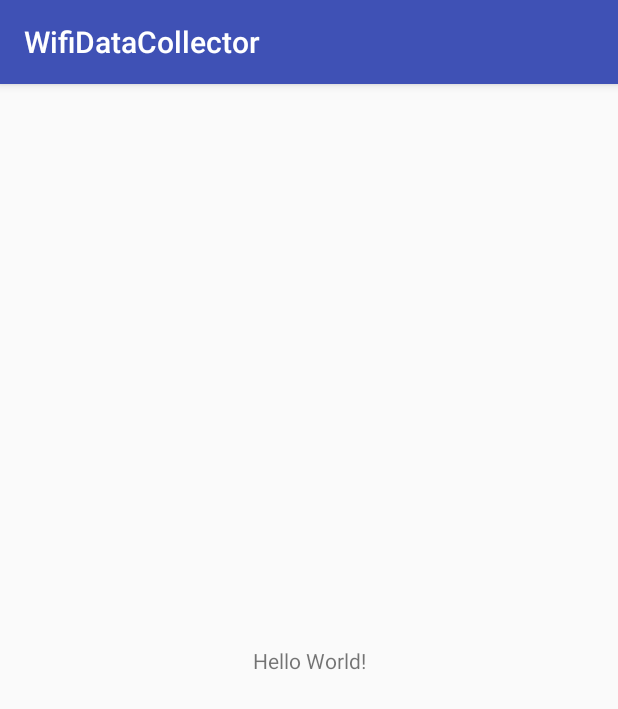
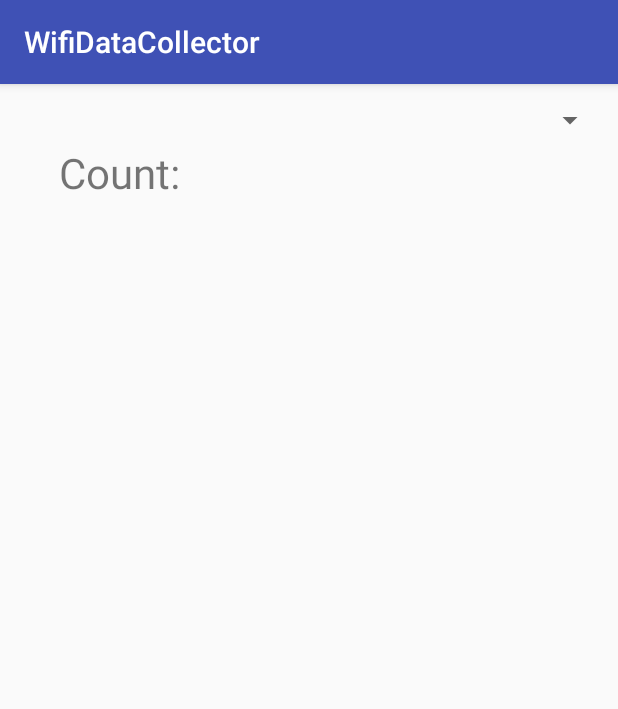
Before and after one commit to JsFlo/WifiIndoorPositioning, an Android app: the screen it shows after launch (MainActivity), on a phone screen of 412 x 824 dp. Shown: the top 709 px of the screen. Run offline under Robolectric (Android 15) with nearby library versions, the phone set to English and light mode, and no system bars.

Commit message:
Adds the text views and a label value to the data class

```diff
--- a/app/build.gradle
+++ b/app/build.gradle
@@ -35,5 +35,5 @@ dependencies {
     testImplementation 'junit:junit:4.12'
     androidTestImplementation 'com.android.support.test:runner:1.0.1'
     androidTestImplementation 'com.android.support.test.espresso:espresso-core:3.0.1'
-    implementation[] 'com.google.code.gson:gson:2.8.2'
+    implementation 'com.google.code.gson:gson:2.8.2'
 }
--- a/app/src/main/java/fhc/tfsandbox/wifidatacollector/MainActivity.kt
+++ b/app/src/main/java/fhc/tfsandbox/wifidatacollector/MainActivity.kt
@@ -12,12 +12,15 @@ import fhc.tfsandbox.wifidatacollector.common.debugPrint
 import fhc.tfsandbox.wifidatacollector.data.WifiScanResult
 import fhc.tfsandbox.wifidatacollector.data.WifiStateData
 import fhc.tfsandbox.wifidatacollector.output.FileCounterStreamProvider
+import fhc.tfsandbox.wifidatacollector.output.ListOutputListener
 import fhc.tfsandbox.wifidatacollector.output.OutputList
 import fhc.tfsandbox.wifidatacollector.output.WifiFileOutputWriter
+import kotlinx.android.synthetic.main.activity_main.*
 
-class MainActivity : AppCompatActivity() {
+class MainActivity : AppCompatActivity(), ListOutputListener<WifiScanResult> {
 
     lateinit var outputList: OutputList<WifiScanResult>
+    var counter = 0
 
     @SuppressLint("WifiManagerLeak")
     override fun onCreate(savedInstanceState: Bundle?) {
@@ -26,17 +29,18 @@ class MainActivity : AppCompatActivity() {
 
         val fileCounterStreamProvider = FileCounterStreamProvider(this, "train_data")
         val fileWriter = WifiFileOutputWriter(fileCounterStreamProvider)
-        outputList = OutputList(fileWriter, 1000)
+        outputList = OutputList(listOf(fileWriter, this), 1000)
 
         val wifiManager = getSystemService(Context.WIFI_SERVICE) as WifiManager
 
-        registerReceiver(object : BroadcastReceiver() {
+        registerReceiver(
+                object : BroadcastReceiver() {
                     override fun onReceive(context: Context?, intent: Intent?) {
                         intent?.let {
 
                             if (it.getBooleanExtra(WifiManager.EXTRA_RESULTS_UPDATED, false)) {
                                 "received a list of results: ${wifiManager.scanResults.size}".debugPrint()
-                        onWifiScanResult(WifiScanResult(wifiManager.scanResults.map { WifiStateData(it.BSSID, it.SSID, it.level) }))
+                                onWifiScanResult(WifiScanResult(wifiManager.scanResults.map { WifiStateData(it.BSSID, it.SSID, it.level, getCurrentLabel()) }))
                                 wifiManager.startScan()
                             }
                         }
@@ -46,7 +50,18 @@ class MainActivity : AppCompatActivity() {
         wifiManager.startScan()
     }
 
+    private fun getCurrentLabel(): String {
+        return "1"
+    }
+
     private fun onWifiScanResult(wifiScanResult: WifiScanResult) {
         outputList.add(wifiScanResult)
     }
+
+    override fun outputData(data: List<WifiScanResult>) {
+        counter++
+
+        counter_tv.text = counter.toString()
     }
+
+}
--- a/app/src/main/java/fhc/tfsandbox/wifidatacollector/data/WifiData.kt
+++ b/app/src/main/java/fhc/tfsandbox/wifidatacollector/data/WifiData.kt
@@ -1,5 +1,5 @@
 package fhc.tfsandbox.wifidatacollector.data
 
-data class WifiStateData(val bssid: String, val ssid: String, val rssi: Int)
+data class WifiStateData(val bssid: String, val ssid: String, val rssi: Int, val label: String)
 
 data class WifiScanResult(val wifiStateData: List<WifiStateData>)
--- a/app/src/main/java/fhc/tfsandbox/wifidatacollector/output/OutputList.kt
+++ b/app/src/main/java/fhc/tfsandbox/wifidatacollector/output/OutputList.kt
@@ -1,6 +1,6 @@
 package fhc.tfsandbox.wifidatacollector.output
 
-class OutputList<in T>(private val listOutputListener: ListOutputListener<T>,
+class OutputList<in T>(private val listOutputListeners: List<ListOutputListener<T>>,
                        private val outputFrequency: Int = 10) {
     private val dataList = arrayListOf<T>()
 
@@ -11,7 +11,8 @@ class OutputList<in T>(private val listOutputListener: ListOutputListener<T>,
 
     private fun checkIfShouldOutput(count: Int) {
         if (count >= outputFrequency) {
-            listOutputListener.outputData(dataList.clone() as List<T>)
+            val clonedDataList = dataList.clone()
+            listOutputListeners.forEach { it.outputData(clonedDataList as List<T>) }
             dataList.clear()
         }
     }
--- a/app/src/main/res/layout/activity_main.xml
+++ b/app/src/main/res/layout/activity_main.xml
@@ -4,15 +4,37 @@
     xmlns:tools="http://schemas.android.com/tools"
     android:layout_width="match_parent"
     android:layout_height="match_parent"
+    android:padding="8dp"
     tools:context=".MainActivity">
+
+    <Spinner
+        android:id="@+id/label_spinner"
+        android:layout_width="match_parent"
+        android:layout_height="wrap_content"
+        android:padding="16dp"
+        app:layout_constraintEnd_toEndOf="parent"
+        app:layout_constraintStart_toStartOf="parent"
+        app:layout_constraintTop_toTopOf="parent" />
 
     <TextView
         android:layout_width="wrap_content"
         android:layout_height="wrap_content"
-        android:text="Hello World!"
-        app:layout_constraintBottom_toBottomOf="parent"
-        app:layout_constraintLeft_toLeftOf="parent"
-        app:layout_constraintRight_toRightOf="parent"
-        app:layout_constraintTop_toTopOf="parent" />
+        android:text="@string/counter"
+        android:textSize="28sp"
+        app:layout_constraintEnd_toEndOf="parent"
+        app:layout_constraintHorizontal_bias="0.1"
+        app:layout_constraintStart_toStartOf="parent"
+        app:layout_constraintTop_toBottomOf="@id/label_spinner" />
+
+    <TextView
+        android:id="@+id/counter_tv"
+        android:layout_width="wrap_content"
+        android:layout_height="wrap_content"
+        android:textSize="28sp"
+        app:layout_constraintEnd_toEndOf="parent"
+        app:layout_constraintHorizontal_bias="0.5"
+        app:layout_constraintStart_toStartOf="parent"
+        app:layout_constraintTop_toBottomOf="@id/label_spinner"
+        tools:text="3" />
 
 </android.support.constraint.ConstraintLayout>
--- a/app/src/main/res/values/strings.xml
+++ b/app/src/main/res/values/strings.xml
@@ -1,3 +1,4 @@
 <resources>
     <string name="app_name">WifiDataCollector</string>
+    <string name="counter">Count: </string>
 </resources>
```
Lines whose indentation alone changed are shown as unchanged.
